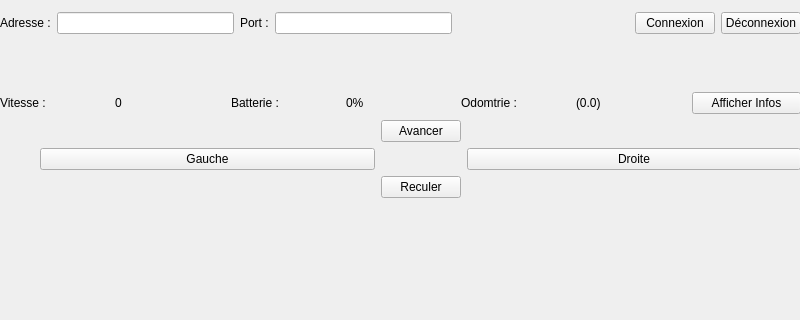
Old version of the form wifiBot/mainwindow.ui in the repository Pascaline-G/Projet_Wifibot; both pictures show x 0 to 800 and y 0 to 320 of the 800 by 600 pixel window.
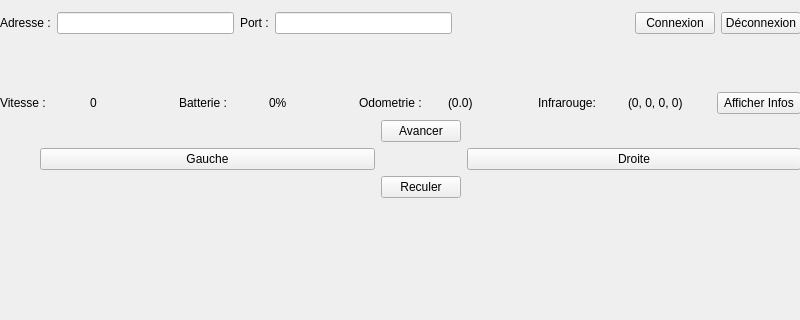
New version of the form.

Commit message: add infra detector to ui

Diff of the .ui file:
```diff
--- a/wifiBot/mainwindow.ui
+++ b/wifiBot/mainwindow.ui
@@ -124,7 +124,7 @@
        <item>
         <widget class="QLabel" name="label_7">
          <property name="text">
-          <string>Odomtrie : </string>
+          <string>Odometrie : </string>
          </property>
         </widget>
        </item>
@@ -135,6 +135,20 @@
          </property>
         </widget>
        </item>
+       <item>
+        <widget class="QLabel" name="label_5">
+         <property name="text">
+          <string>Infrarouge:</string>
+         </property>
+        </widget>
+       </item>
+       <item>
+        <widget class="QLabel" name="label_infra">
+         <property name="text">
+          <string>(0, 0, 0, 0)</string>
+         </property>
+        </widget>
+       </item>
        <item>
         <widget class="QPushButton" name="pBAffichInfo">
          <property name="text">
```
Left out of the diff: 78 changed lines with no effect on the pictures. The commit also changes 1 other file.
